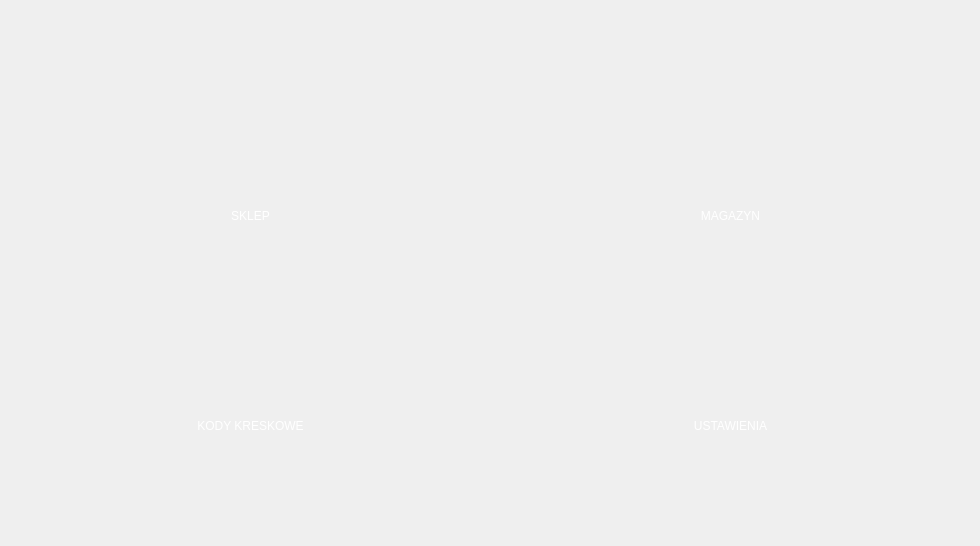
Qt form ShoppedOUT/mainwindow.ui (Filemon279/ProjektCpp) before a commit.
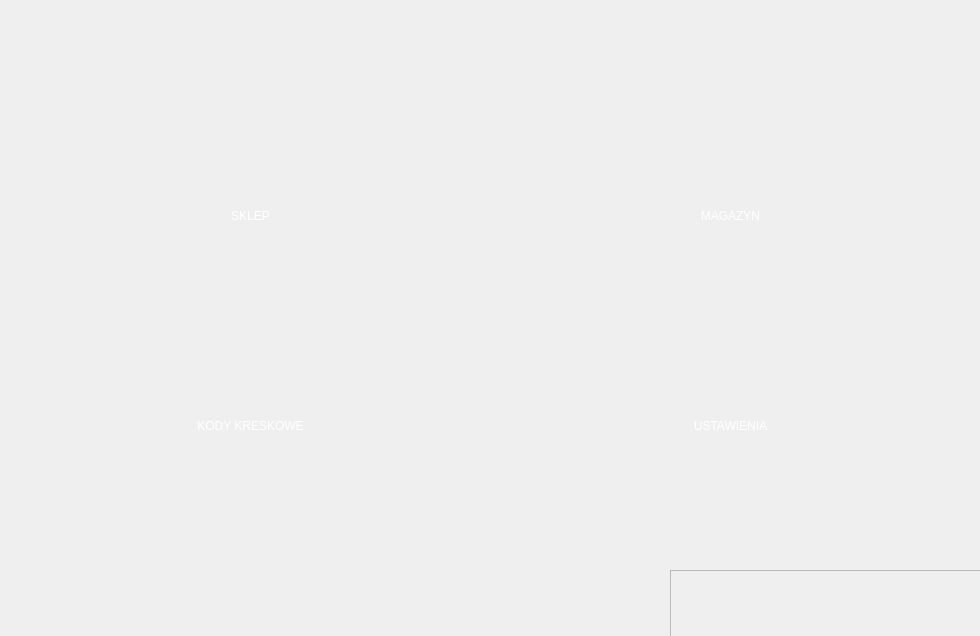
The same form after that commit. Icons and pictures are not drawn.

```diff
--- a/ShoppedOUT/mainwindow.ui
+++ b/ShoppedOUT/mainwindow.ui
@@ -13,7 +13,7 @@
     <x>0</x>
     <y>0</y>
     <width>980</width>
-    <height>546</height>
+    <height>636</height>
    </rect>
   </property>
   <property name="sizePolicy">
@@ -178,6 +178,44 @@
      <bool>true</bool>
     </property>
    </widget>
+   <widget class="QTextEdit" name="adminText">
+    <property name="enabled">
+     <bool>false</bool>
+    </property>
+    <property name="geometry">
+     <rect>
+      <x>670</x>
+      <y>570</y>
+      <width>311</width>
+      <height>71</height>
+     </rect>
+    </property>
+   </widget>
+   <widget class="QLabel" name="statusBazy">
+    <property name="geometry">
+     <rect>
+      <x>20</x>
+      <y>590</y>
+      <width>221</width>
+      <height>31</height>
+     </rect>
+    </property>
+    <property name="font">
+     <font>
+      <family>Arial</family>
+      <pointsize>12</pointsize>
+      <weight>75</weight>
+      <bold>true</bold>
+     </font>
+    </property>
+    <property name="styleSheet">
+     <string notr="true">color:green
+</string>
+    </property>
+    <property name="text">
+     <string/>
+    </property>
+   </widget>
   </widget>
  </widget>
  <layoutdefault spacing="6" margin="11"/>
```
